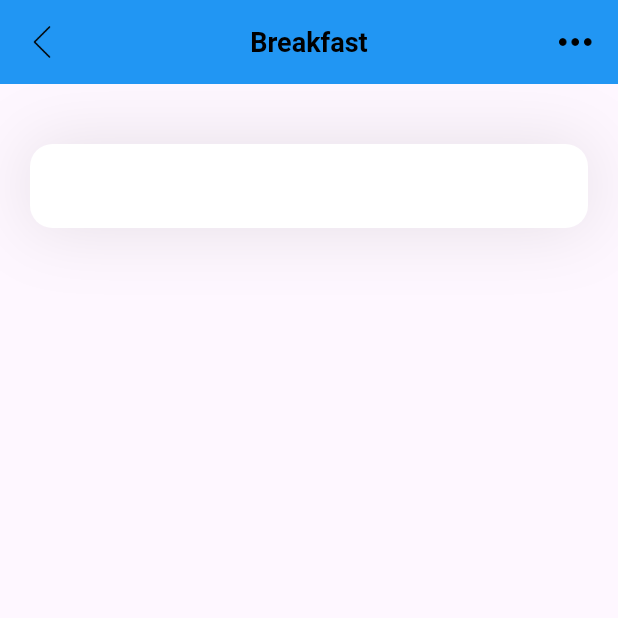
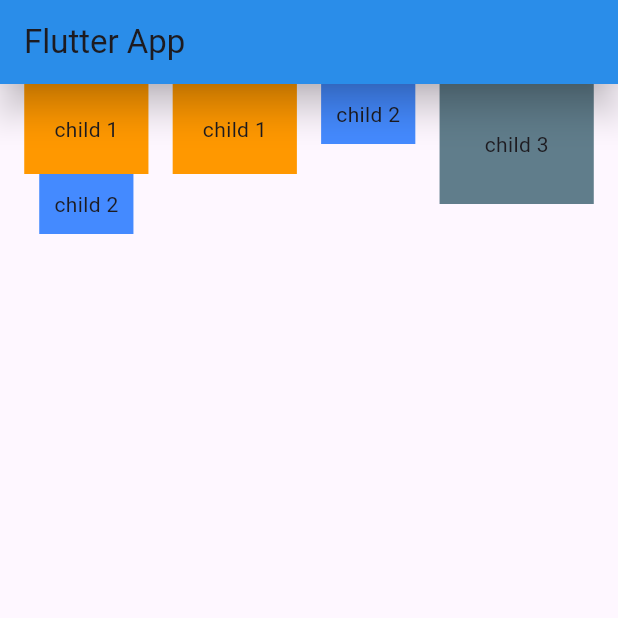
Before and after one commit to premptk14/Flutter, a Flutter app: the screen it shows after launch, on a phone screen of 412 x 824 dp, the top half of it. Run offline on Flutter 3.47's test engine with Material 3 defaults, Android fonts, the phone set to English and light mode, and no system bars.

```diff
--- a/lib/main.dart
+++ b/lib/main.dart
@@ -1,5 +1,5 @@
 import 'package:flutter/material.dart';
-import 'package:hello_world/pages/home.dart';
+import 'package:hello_world/pages/basic.dart';
 
 void main() {
   runApp(const MyApp());
@@ -7,10 +7,11 @@ void main() {
 
 class MyApp extends StatelessWidget {
   const MyApp({super.key});
-  // This widget is the root of your application.
+
   @override
   Widget build(BuildContext context) {
     return const MaterialApp(
-        debugShowCheckedModeBanner: false, home: const HomePage());
+      home: HomePage()
+    );
   }
 }
--- /dev/null
+++ b/lib/pages/basic.dart
@@ -0,0 +1,53 @@
+import 'package:flutter/material.dart';
+
+class HomePage extends StatelessWidget {
+  const HomePage({super.key});
+
+  @override
+  Widget build(BuildContext context) {
+    return Scaffold(
+          appBar: AppBar(
+            title: const Text('Flutter App'),
+            backgroundColor: Colors.blue,
+            elevation: 10.0,
+            shadowColor: Colors.black,// Made the title const
+          ),
+          body: Row(
+              mainAxisAlignment: MainAxisAlignment.spaceEvenly,
+              crossAxisAlignment: CrossAxisAlignment.start,
+              children: <Widget> [
+                Column(
+                  crossAxisAlignment: CrossAxisAlignment.center,
+                  children: <Widget>[
+                    Container(
+                        padding: const EdgeInsets.all(20.0),
+                        color: Colors.orange,
+                        child: const Text('child 1')
+                    ),
+                    Container(
+                      padding: const EdgeInsets.all(10.0),
+                      color: Colors.blueAccent,
+                      child: const Text('child 2'),
+                    ),
+                  ],
+                ),
+                Container(
+                    padding: const EdgeInsets.all(20.0),
+                    color: Colors.orange,
+                    child: const Text('child 1')
+                ),
+                Container(
+                  padding: const EdgeInsets.all(10.0),
+                  color: Colors.blueAccent,
+                  child: const Text('child 2'),
+                ),
+                Container(
+                  padding: const EdgeInsets.all(30.0),
+                  color: Colors.blueGrey,
+                  child: const Text('child 3'),
+                )
+              ]
+          )
+      );
+  }
+}
--- a/lib/pages/home.dart
+++ /dev/null
@@ -1,75 +0,0 @@
-import 'package:flutter/cupertino.dart';
-import 'package:flutter/material.dart';
-
-class HomePage extends StatelessWidget {
-  const HomePage({super.key});
-
-  @override
-  Widget build(BuildContext context) {
-    return Scaffold(
-        appBar: appBar(),
-        body: Column(
-          children: [
-            Container(
-              margin: const EdgeInsets.only(top: 40, left: 20, right: 20),
-              decoration: BoxDecoration(boxShadow: [
-                BoxShadow(
-                    color: Color(0xff1D1617).withOpacity(0.11),
-                    blurRadius: 40,
-                    spreadRadius: 0.0)
-              ]),
-              child: TextField(
-                decoration: InputDecoration(
-                    filled: true,
-                    fillColor: Colors.white,
-                    border: OutlineInputBorder(
-                        borderRadius: BorderRadius.circular(15),
-                        borderSide: BorderSide.none)),
-              ),
-            )
-          ],
-        ));
-  }
-}
-
-AppBar appBar() {
-  return AppBar(
-    title: const Text(
-      'Breakfast',
-      style: TextStyle(
-          color: Colors.black, fontSize: 18, fontWeight: FontWeight.bold),
-    ),
-    centerTitle: true,
-    backgroundColor: Colors.blue,
-    leading: GestureDetector(
-      onTap: () {},
-      child: Container(
-        margin: EdgeInsets.all(10),
-        decoration: BoxDecoration(
-            color: Colors.blue, borderRadius: BorderRadius.circular(10)),
-        alignment: Alignment.center,
-        child: Image.asset(
-          'assets/icons/backButton.png',
-          height: 25,
-          width: 25,
-        ),
-      ),
-    ),
-    actions: [
-      GestureDetector(
-          onTap: () {},
-          child: Container(
-            margin: EdgeInsets.all(10),
-            decoration: BoxDecoration(
-                color: Colors.blue, borderRadius: BorderRadius.circular(10)),
-            alignment: Alignment.center,
-            width: 37,
-            child: Image.asset(
-              'assets/icons/moreButton.png',
-              height: 25,
-              width: 25,
-            ),
-          ))
-    ],
-  );
-}
```
